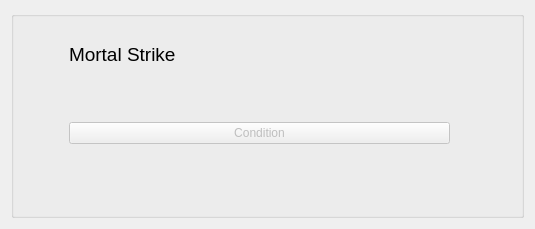
First picture: the form in SingularPriorityAction.ui, repository dairymoose/ClassicDamageSim, before the edit.
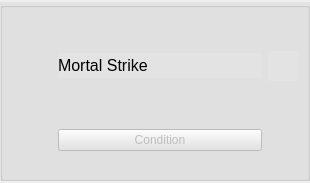
Second picture: the form after the edit. Icons and pictures are not drawn.

```diff
--- a/SingularPriorityAction.ui
+++ b/SingularPriorityAction.ui
@@ -6,68 +6,54 @@
    <rect>
     <x>0</x>
     <y>0</y>
-    <width>535</width>
-    <height>229</height>
+    <width>310</width>
+    <height>183</height>
    </rect>
   </property>
+  <property name="sizePolicy">
+   <sizepolicy hsizetype="Minimum" vsizetype="Maximum">
+    <horstretch>0</horstretch>
+    <verstretch>0</verstretch>
+   </sizepolicy>
+  </property>
   <property name="windowTitle">
    <string>Form</string>
   </property>
   <layout class="QVBoxLayout" name="verticalLayout">
+   <property name="spacing">
+    <number>0</number>
+   </property>
+   <property name="leftMargin">
+    <number>0</number>
+   </property>
+   <property name="topMargin">
+    <number>2</number>
+   </property>
+   <property name="rightMargin">
+    <number>0</number>
+   </property>
+   <property name="bottomMargin">
+    <number>2</number>
+   </property>
    <item>
     <widget class="QGroupBox" name="groupBox">
+     <property name="styleSheet">
+      <string notr="true">background-color: rgb(227, 227, 227);</string>
+     </property>
      <property name="title">
       <string/>
      </property>
+     <property name="flat">
+      <bool>false</bool>
+     </property>
      <layout class="QGridLayout" name="gridLayout">
-      <item row="0" column="1">
-       <widget class="QLabel" name="label">
-        <property name="sizePolicy">
-         <sizepolicy hsizetype="Preferred" vsizetype="Preferred">
-          <horstretch>1</horstretch>
-          <verstretch>0</verstretch>
-         </sizepolicy>
-        </property>
-        <property name="font">
-         <font>
-          <pointsize>14</pointsize>
-         </font>
-        </property>
-        <property name="text">
-         <string>Mortal Strike</string>
-        </property>
-       </widget>
-      </item>
-      <item row="4" column="0">
-       <spacer name="verticalSpacer">
-        <property name="orientation">
-         <enum>Qt::Vertical</enum>
-        </property>
-        <property name="sizeHint" stdset="0">
-         <size>
-          <width>20</width>
-          <height>40</height>
-         </size>
-        </property>
-       </spacer>
-      </item>
-      <item row="1" column="0">
-       <spacer name="verticalSpacer_2">
-        <property name="orientation">
-         <enum>Qt::Vertical</enum>
-        </property>
-        <property name="sizeType">
-         <enum>QSizePolicy::Expanding</enum>
-        </property>
-        <property name="sizeHint" stdset="0">
-         <size>
-          <width>20</width>
-          <height>40</height>
-         </size>
-        </property>
-       </spacer>
-      </item>
-      <item row="0" column="2">
+      <property name="topMargin">
+       <number>1</number>
+      </property>
+      <property name="bottomMargin">
+       <number>1</number>
+      </property>
+      <item row="0" column="3">
        <widget class="QLabel" name="abilityIcon">
         <property name="sizePolicy">
          <sizepolicy hsizetype="Fixed" vsizetype="Fixed">
@@ -77,8 +63,8 @@
         </property>
         <property name="minimumSize">
          <size>
-          <width>56</width>
-          <height>56</height>
+          <width>30</width>
+          <height>30</height>
          </size>
         </property>
         <property name="text">
@@ -86,35 +72,7 @@
         </property>
        </widget>
       </item>
-      <item row="2" column="0">
-       <widget class="QPushButton" name="upButton">
-        <property name="text">
-         <string/>
-        </property>
-        <property name="icon">
-         <iconset resource="resource.qrc">
-          <normaloff>:/img/up_arrow.png</normaloff>:/img/up_arrow.png</iconset>
-        </property>
-        <property name="flat">
-         <bool>true</bool>
-        </property>
-       </widget>
-      </item>
-      <item row="3" column="0">
-       <widget class="QPushButton" name="downButton">
-        <property name="text">
-         <string/>
-        </property>
-        <property name="icon">
-         <iconset resource="resource.qrc">
-          <normaloff>:/img/down_arrow.png</normaloff>:/img/down_arrow.png</iconset>
-        </property>
-        <property name="flat">
-         <bool>true</bool>
-        </property>
-       </widget>
-      </item>
-      <item row="2" column="1">
+      <item row="1" column="2">
        <widget class="QPushButton" name="conditionButton">
         <property name="enabled">
          <bool>false</bool>
@@ -125,16 +83,112 @@
        </widget>
       </item>
       <item row="0" column="0">
-       <widget class="QPushButton" name="removeButton">
+       <layout class="QVBoxLayout" name="verticalLayout_2">
+        <property name="spacing">
+         <number>0</number>
+        </property>
+        <item>
+         <widget class="QPushButton" name="removeButton">
+          <property name="minimumSize">
+           <size>
+            <width>0</width>
+            <height>0</height>
+           </size>
+          </property>
+          <property name="text">
+           <string/>
+          </property>
+          <property name="icon">
+           <iconset resource="resource.qrc">
+            <normaloff>:/img/red_x.png</normaloff>:/img/red_x.png</iconset>
+          </property>
+          <property name="iconSize">
+           <size>
+            <width>12</width>
+            <height>12</height>
+           </size>
+          </property>
+          <property name="flat">
+           <bool>true</bool>
+          </property>
+         </widget>
+        </item>
+        <item>
+         <widget class="QPushButton" name="upButton">
+          <property name="maximumSize">
+           <size>
+            <width>16777215</width>
+            <height>16777215</height>
+           </size>
+          </property>
+          <property name="text">
+           <string/>
+          </property>
+          <property name="icon">
+           <iconset resource="resource.qrc">
+            <normaloff>:/img/up_arrow.png</normaloff>:/img/up_arrow.png</iconset>
+          </property>
+          <property name="iconSize">
+           <size>
+            <width>12</width>
+            <height>12</height>
+           </size>
+          </property>
+          <property name="flat">
+           <bool>true</bool>
+          </property>
+         </widget>
+        </item>
+        <item>
+         <widget class="QPushButton" name="downButton">
+          <property name="text">
+           <string/>
+          </property>
+          <property name="icon">
+           <iconset resource="resource.qrc">
+            <normaloff>:/img/down_arrow.png</normaloff>:/img/down_arrow.png</iconset>
+          </property>
+          <property name="iconSize">
+           <size>
+            <width>12</width>
+            <height>12</height>
+           </size>
+          </property>
+          <property name="flat">
+           <bool>true</bool>
+          </property>
+         </widget>
+        </item>
+       </layout>
+      </item>
+      <item row="0" column="2">
+       <widget class="QLabel" name="label">
+        <property name="sizePolicy">
+         <sizepolicy hsizetype="Preferred" vsizetype="Preferred">
+          <horstretch>1</horstretch>
+          <verstretch>0</verstretch>
+         </sizepolicy>
+        </property>
+        <property name="maximumSize">
+         <size>
+          <width>16777215</width>
+          <height>25</height>
+         </size>
+        </property>
+        <property name="font">
+         <font>
+          <pointsize>12</pointsize>
+         </font>
+        </property>
         <property name="text">
-         <string/>
+         <string>Mortal Strike</string>
         </property>
         <property name="icon">
          <iconset resource="resource.qrc">
           <normaloff>:/img/red_x.png</normaloff>:/img/red_x.png</iconset>
         </property>
-        <property name="flat">
-         <bool>true</bool>
+        <property name="margin">
+         <number>0</number>
         </property>
        </widget>
       </item>
```
Left out of the diff: 5 changed lines with no effect on the pictures.
